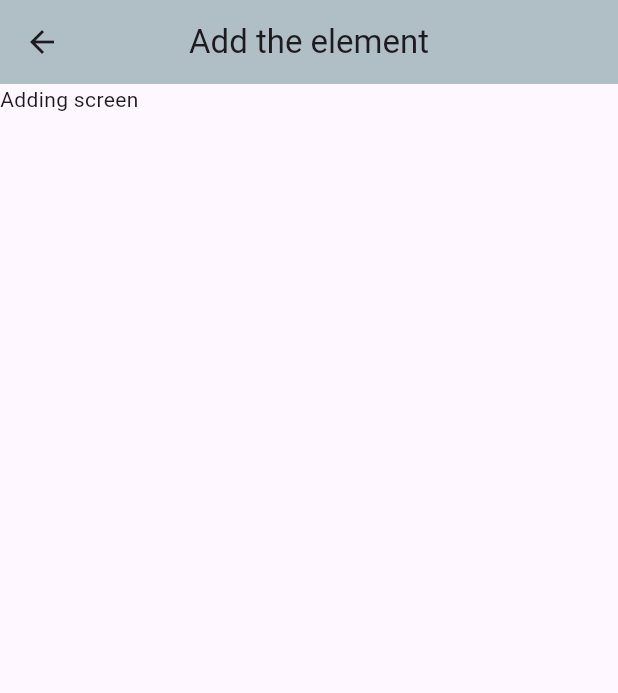
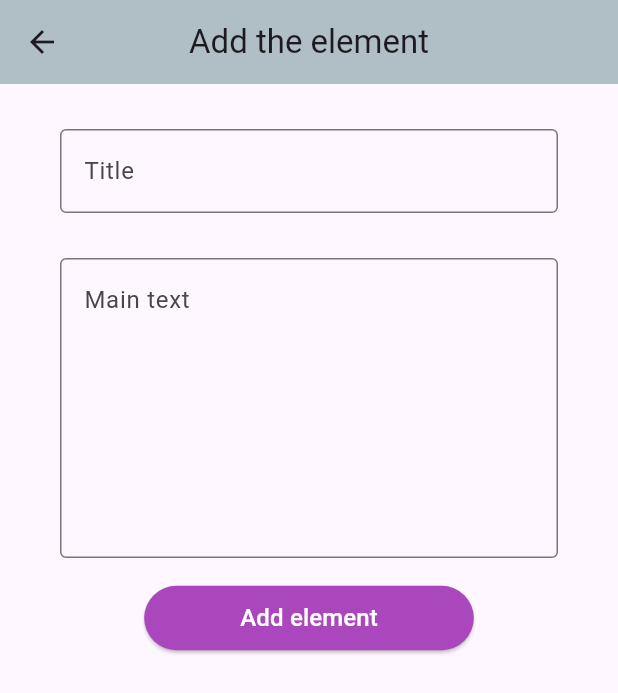
Before and after one commit to Romeo-Romario/Flutter_dev, a Flutter app: the AddingEl screen opened by its route, on a phone screen of 412 x 824 dp. Shown: the top 693 px of the screen. Run offline on Flutter 3.47's test engine with Material 3 defaults, Android fonts, the phone set to English and light mode, and no system bars.

Commit message:
Add 'Add element window' but it is not working so far

```diff
--- a/examples/lib/pages/adding.dart
+++ b/examples/lib/pages/adding.dart
@@ -8,6 +8,9 @@ class AddingEl extends StatefulWidget {
 }
 
 class _AddingElState extends State<AddingEl> {
+  final GlobalKey<FormState> _formKey = GlobalKey<FormState>();
+  final titleController = TextEditingController();
+  final mainTextController = TextEditingController();
   @override
   Widget build(BuildContext context) {
     return Scaffold(
@@ -17,7 +20,76 @@ class _AddingElState extends State<AddingEl> {
           centerTitle: true,
           elevation: 0,
         ),
-      body: Text('Adding screen'),
+        body: Form(
+          child: Column(
+            crossAxisAlignment: CrossAxisAlignment.center,
+            children: <Widget>[
+              Padding(
+                padding: const EdgeInsets.fromLTRB(40, 30, 40, 0),
+                child: TextFormField(
+                  controller: titleController,
+                  decoration: const InputDecoration(
+                      border: OutlineInputBorder(),
+                      hintText: 'Enter title of element',
+                      labelText: 'Title'),
+                  validator: (String? value) {
+                    if (titleController.text == null ||
+                        titleController.text.isEmpty) {
+                      return 'Please enter some text';
+                    }
+                    return null;
+                  },
+                ),
+              ),
+              SizedBox(
+                height: 20,
+              ),
+              Padding(
+                padding: const EdgeInsets.fromLTRB(40, 10, 40, 0),
+                child: TextFormField(
+                  controller: mainTextController,
+                  maxLines: 7,
+                  decoration: InputDecoration(
+                    border: OutlineInputBorder(),
+                    hintText: "Write some text (Optional)",
+                    labelText: "Main text",
+                    alignLabelWithHint: true,
+                  ),
+                ),
+              ),
+              Padding(
+                padding: const EdgeInsets.symmetric(vertical: 16.0),
+                child: ElevatedButton(
+                    style: ButtonStyle(
+                        backgroundColor: WidgetStateProperty.all<Color?>(
+                            Colors.purple[400])),
+                    onPressed: () {
+                      if (_formKey.currentState!.validate()) {
+                        Navigator.pushReplacementNamed(context, '/home');
+                      } else {
+                        showDialog(
+                          context: context,
+                          builder: (BuildContext context) {
+                            return AlertDialog(
+                              content: Text("Wrong Input"),
+                            );
+                          },
                         );
                       }
+                    },
+                    child: Padding(
+                      padding: EdgeInsets.fromLTRB(40, 10, 40, 10),
+                      child: Text(
+                        "Add element",
+                        style: TextStyle(
+                            color: Colors.white,
+                            fontSize: 16,
+                            fontWeight: FontWeight.w500),
+                      ),
+                    )),
+              ),
+            ],
+          ),
+        ));
   }
+}
```
Lines whose indentation alone changed are shown as unchanged.
